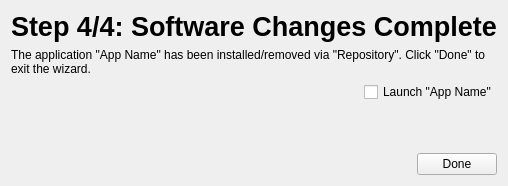
This is ui/changescompletepage.ui in Kicksecure/browser-choice as Qt 5 draws it before an edit. The edited form follows.
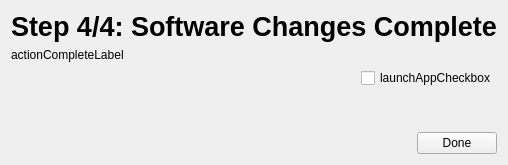
This is the edited form. Icons and pictures are not drawn.

Diff of the .ui file:
```diff
--- a/ui/changescompletepage.ui
+++ b/ui/changescompletepage.ui
@@ -7,7 +7,7 @@
     <x>0</x>
     <y>0</y>
     <width>504</width>
-    <height>186</height>
+    <height>165</height>
    </rect>
   </property>
   <property name="windowTitle">
@@ -54,7 +54,7 @@
    <item>
     <widget class="QLabel" name="actionCompleteLabel">
      <property name="text">
-      <string>The application &quot;App Name&quot; has been installed/removed via &quot;Repository&quot;. Click &quot;Done&quot; to exit the wizard.</string>
+      <string>actionCompleteLabel</string>
      </property>
      <property name="wordWrap">
       <bool>true</bool>
@@ -79,7 +79,7 @@
      <item>
       <widget class="QCheckBox" name="launchAppCheckbox">
        <property name="text">
-        <string>Launch &quot;App Name&quot;</string>
+        <string>launchAppCheckbox</string>
        </property>
       </widget>
      </item>
```
Left out of the diff: 3 changed lines with no effect on the pictures.
